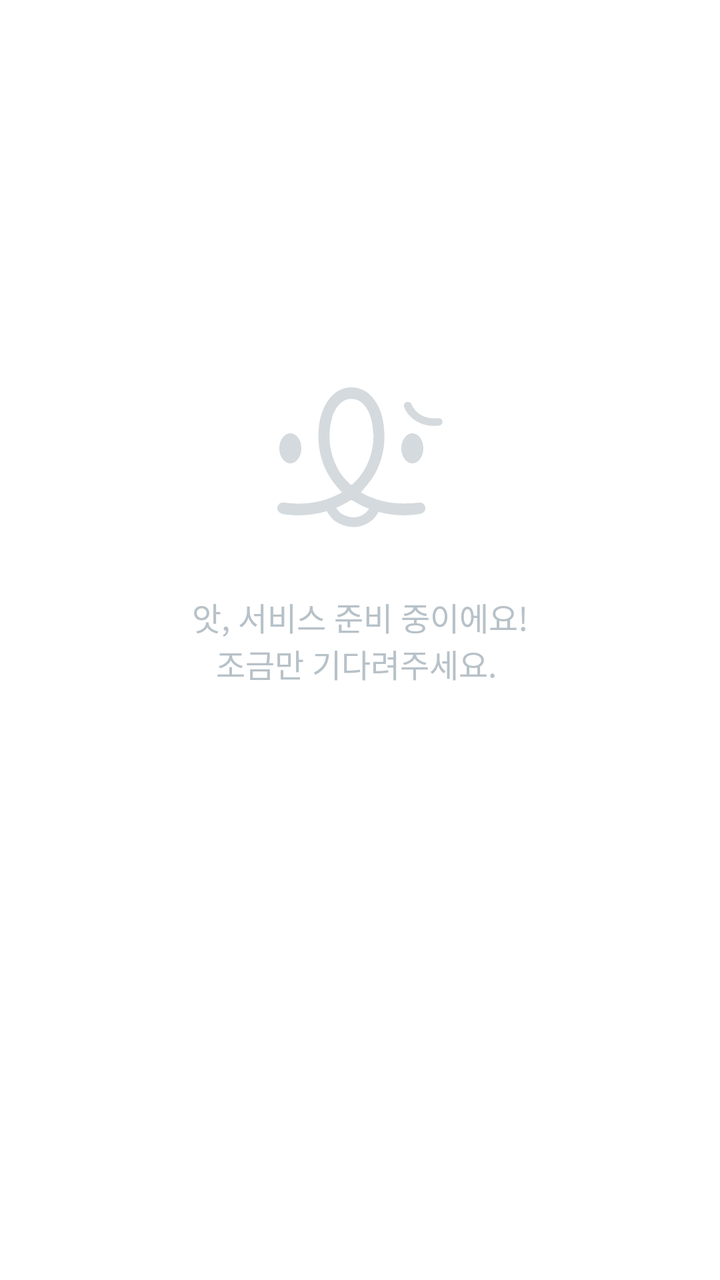
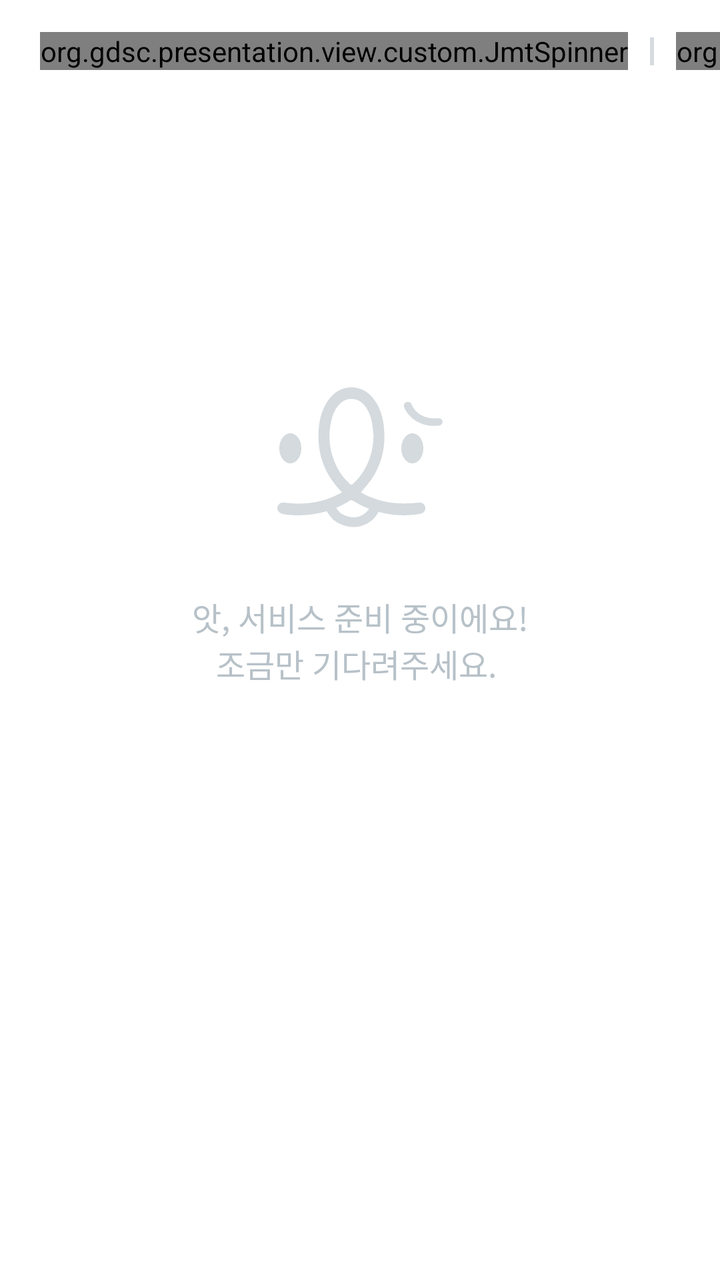

Two renders of the same Android screen: before a commit and after it. Below are the layout's source before the change and the commit's diff.
<!-- AndroidManifest.xml: another module's application theme Theme.JMT -->
<!-- res/layout/fragment_registered_restaurant.xml -->
<?xml version="1.0" encoding="utf-8"?>
<androidx.core.widget.NestedScrollView xmlns:android="http://schemas.android.com/apk/res/android"
    xmlns:app="http://schemas.android.com/apk/res-auto"
    xmlns:tools="http://schemas.android.com/tools"
    android:layout_width="match_parent"
    android:layout_height="match_parent"
    android:fillViewport="true"
    tools:context=".view.mypage.RegisteredRestaurantFragment">

    <androidx.constraintlayout.widget.ConstraintLayout
        android:layout_width="match_parent"
        android:layout_height="match_parent">

        <include
            android:id="@+id/not_yet_layout"
            layout="@layout/not_yet_layout"/>

        <androidx.recyclerview.widget.RecyclerView
            android:id="@+id/registered_restaurant_recycler_view"
            android:layout_width="match_parent"
            android:layout_height="match_parent"
            android:paddingTop="@dimen/layout_margin_spacing"
            android:clipToPadding="false"/>


    </androidx.constraintlayout.widget.ConstraintLayout>


</androidx.core.widget.NestedScrollView>
<!-- res/layout/not_yet_layout.xml (included above) -->
<?xml version="1.0" encoding="utf-8"?>
<androidx.constraintlayout.widget.ConstraintLayout xmlns:android="http://schemas.android.com/apk/res/android"
    android:layout_width="match_parent"
    android:layout_height="match_parent"
    xmlns:app="http://schemas.android.com/apk/res-auto"
    android:layout_gravity="center"
    android:orientation="vertical">

    <ImageView
        android:layout_width="wrap_content"
        android:layout_height="wrap_content"
        android:layout_gravity="center_horizontal"
        android:src="@drawable/jmt_character"
        android:layout_marginBottom="32dp"
        app:layout_constraintBottom_toTopOf="@+id/not_yet_text"
        app:layout_constraintStart_toStartOf="parent"
        app:layout_constraintEnd_toEndOf="parent"
        android:contentDescription="@string/jmt_character_image"/>

    <TextView
        android:id="@+id/not_yet_text"
        android:layout_width="wrap_content"
        android:layout_height="wrap_content"
        android:text="@string/service_not_yet"
        android:textAppearance="@style/text_large_bold"
        android:textColor="@color/grey300"
        app:layout_constraintTop_toTopOf="parent"
        app:layout_constraintEnd_toEndOf="parent"
        app:layout_constraintBottom_toBottomOf="parent"
        app:layout_constraintStart_toStartOf="parent"/>
</androidx.constraintlayout.widget.ConstraintLayout>
<!-- resources referenced by this layout -->
<resources>
  <color name="grey300">#B7C1C8</color>
  <dimen name="layout_margin_spacing">16dp</dimen>
  <!-- drawable jmt_character: vector/xml drawable (drawable, 3388 chars, omitted) -->
  <string name="jmt_character_image">존마탱 캐릭터 이미지</string>
  <string name="service_not_yet">앗, 서비스 준비 중이에요!\n   조금만 기다려주세요.</string>
  <style name="text_large_bold" parent="pretendard_bold">
          <item name="android:textSize">16sp</item>
      </style>
  <style name="Theme.JMT" parent="Theme.MaterialComponents.DayNight.NoActionBar">
          
          <item name="colorPrimary">@color/main500</item>
          <item name="colorPrimaryVariant">@color/main700</item>
          <item name="colorOnPrimary">@color/white</item>
          
          <item name="colorSecondary">@color/teal_200</item>
          <item name="colorSecondaryVariant">@color/teal_700</item>
          <item name="colorOnSecondary">@color/black</item>
          
          <item name="android:statusBarColor">@color/alpha_60_white</item>
          <item name="android:windowLightStatusBar">true</item>
          
  
      </style>
  <style name="pretendard_bold" parent="TextAppearance.AppCompat">
          <item name="android:fontFamily">@font/pretendard_bold</item>
      </style>
  <color name="main500">#FF531A</color>
  <color name="main700">#B22D00</color>
  <color name="white">#FFFFFFFF</color>
  <color name="teal_200">#FF03DAC5</color>
  <color name="teal_700">#FF018786</color>
  <color name="black">#FF000000</color>
  <color name="alpha_60_white">#99FFFFFF</color>
</resources>

<!-- the commit's change to res/layout/fragment_registered_restaurant.xml (unified diff, before → after) -->
@@ -1,32 +1,66 @@
 <?xml version="1.0" encoding="utf-8"?>
-<androidx.core.widget.NestedScrollView xmlns:android="http://schemas.android.com/apk/res/android"
+<androidx.constraintlayout.widget.ConstraintLayout xmlns:android="http://schemas.android.com/apk/res/android"
     xmlns:app="http://schemas.android.com/apk/res-auto"
     xmlns:tools="http://schemas.android.com/tools"
     android:layout_width="match_parent"
     android:layout_height="match_parent"
-    android:fillViewport="true"
     tools:context=".view.mypage.RegisteredRestaurantFragment">
 
-    <androidx.constraintlayout.widget.ConstraintLayout
-        android:layout_width="match_parent"
-        android:layout_height="match_parent">
+
+        <org.gdsc.presentation.view.custom.JmtSpinner
+            android:id="@+id/sort_spinner"
+            android:layout_width="wrap_content"
+            android:layout_height="wrap_content"
+            android:layout_marginStart="20dp"
+            android:layout_marginTop="16dp"
+            app:layout_constraintStart_toStartOf="parent"
+            app:layout_constraintTop_toTopOf="parent" />
+
+        <com.google.android.material.divider.MaterialDivider
+            android:id="@+id/spinner_divider"
+            android:layout_width="2dp"
+            android:layout_height="14sp"
+            app:dividerColor="@color/grey200"
+            android:layout_marginStart="11dp"
+            app:layout_constraintStart_toEndOf="@id/sort_spinner"
+            app:layout_constraintTop_toTopOf="@id/sort_spinner"
+            app:layout_constraintBottom_toBottomOf="@id/sort_spinner"/>
+
+
+        <org.gdsc.presentation.view.custom.JmtSpinner
+            android:id="@+id/food_category_spinner"
+            android:layout_width="wrap_content"
+            android:layout_height="wrap_content"
+            android:layout_marginStart="11dp"
+            app:isSolidType="true"
+            app:layout_constraintStart_toEndOf="@id/spinner_divider"
+            app:layout_constraintTop_toTopOf="@id/sort_spinner"
+            app:layout_constraintBottom_toBottomOf="@id/sort_spinner"/>
+
+        <org.gdsc.presentation.view.custom.JmtSpinner
+            android:id="@+id/drink_possibility_spinner"
+            android:layout_width="wrap_content"
+            android:layout_height="wrap_content"
+            android:layout_marginStart="8dp"
+            app:isSolidType="true"
+            app:layout_constraintStart_toEndOf="@id/food_category_spinner"
+            app:layout_constraintTop_toTopOf="@id/sort_spinner"
+            app:layout_constraintBottom_toBottomOf="@id/sort_spinner" />
+
+        <androidx.recyclerview.widget.RecyclerView
+            android:id="@+id/registered_restaurant_recycler_view"
+            android:layout_width="match_parent"
+            android:layout_height="0dp"
+            android:paddingTop="@dimen/layout_margin_spacing"
+            app:layout_constraintTop_toBottomOf="@+id/drink_possibility_spinner"
+            app:layout_constraintBottom_toBottomOf="parent"
+            android:clipToPadding="false"/>
 
         <include
             android:id="@+id/not_yet_layout"
             layout="@layout/not_yet_layout"/>
 
-        <androidx.recyclerview.widget.RecyclerView
-            android:id="@+id/registered_restaurant_recycler_view"
-            android:layout_width="match_parent"
-            android:layout_height="match_parent"
-            android:paddingTop="@dimen/layout_margin_spacing"
-            android:clipToPadding="false"/>
-
-
-    </androidx.constraintlayout.widget.ConstraintLayout>
-
-
-</androidx.core.widget.NestedScrollView>
+</androidx.constraintlayout.widget.ConstraintLayout>
 <!-- res/layout/not_yet_layout.xml (included above) -->
 <?xml version="1.0" encoding="utf-8"?>
 <androidx.constraintlayout.widget.ConstraintLayout xmlns:android="http://schemas.android.com/apk/res/android"
<!-- resource entries referenced after the edit -->
@@ -1,5 +1,6 @@
 <!-- resources referenced by this layout -->
 <resources>
+  <color name="grey200">#D4DADE</color>
   <color name="grey300">#B7C1C8</color>
   <dimen name="layout_margin_spacing">16dp</dimen>
   <!-- drawable jmt_character: vector/xml drawable (drawable, 3388 chars, omitted) -->
